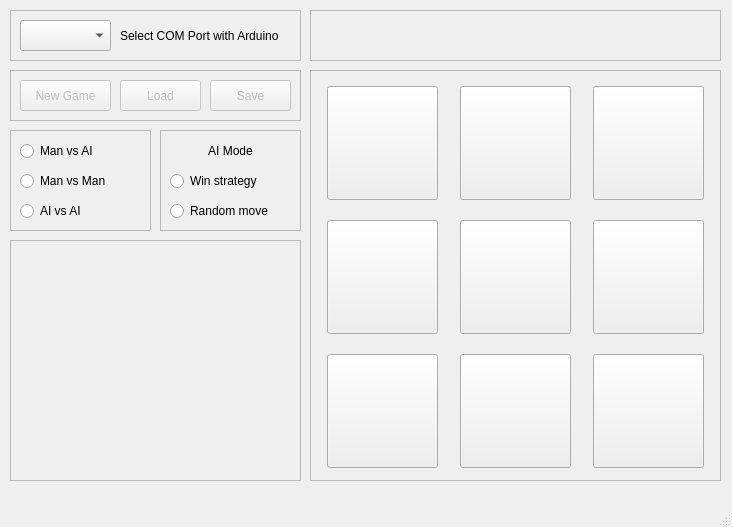
The window that src/win/Client_Lab_3/mainwindow.ui (ZDAVanO/csad2425ki410ivaniukoo07) describes before a commit, drawn with Qt 5.
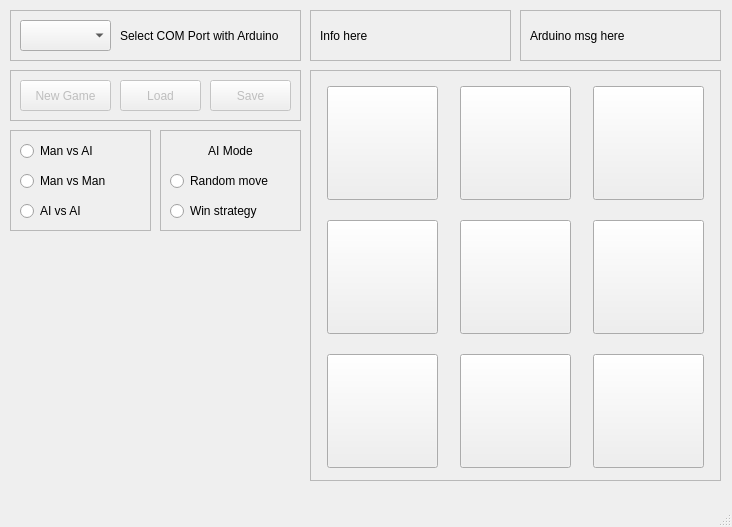
The same window after the commit. Icons and pictures are not drawn.

```diff
--- a/src/win/Client_Lab_3/mainwindow.ui
+++ b/src/win/Client_Lab_3/mainwindow.ui
@@ -137,7 +137,7 @@
      <rect>
       <x>310</x>
       <y>10</y>
-      <width>411</width>
+      <width>201</width>
       <height>51</height>
      </rect>
     </property>
@@ -147,6 +147,19 @@
     <property name="frameShadow">
      <enum>QFrame::Shadow::Raised</enum>
     </property>
+    <widget class="QLabel" name="label_pc_msg">
+     <property name="geometry">
+      <rect>
+       <x>10</x>
+       <y>10</y>
+       <width>181</width>
+       <height>31</height>
+      </rect>
+     </property>
+     <property name="text">
+      <string>Info here</string>
+     </property>
+    </widget>
    </widget>
    <widget class="QFrame" name="frame_game_modes">
     <property name="enabled">
@@ -424,22 +437,6 @@
      </property>
     </widget>
    </widget>
-   <widget class="QFrame" name="frame">
-    <property name="geometry">
-     <rect>
-      <x>10</x>
-      <y>240</y>
-      <width>291</width>
-      <height>241</height>
-     </rect>
-    </property>
-    <property name="frameShape">
-     <enum>QFrame::Shape::StyledPanel</enum>
-    </property>
-    <property name="frameShadow">
-     <enum>QFrame::Shadow::Raised</enum>
-    </property>
-   </widget>
    <widget class="QFrame" name="frame_ai_modes">
     <property name="enabled">
      <bool>true</bool>
@@ -462,7 +459,7 @@
      <property name="geometry">
       <rect>
        <x>10</x>
-       <y>40</y>
+       <y>70</y>
        <width>121</width>
        <height>22</height>
       </rect>
@@ -478,7 +475,7 @@
      <property name="geometry">
       <rect>
        <x>10</x>
-       <y>70</y>
+       <y>40</y>
        <width>121</width>
        <height>22</height>
       </rect>
@@ -516,6 +513,38 @@
      </property>
     </widget>
    </widget>
+   <widget class="QFrame" name="frame_2">
+    <property name="geometry">
+     <rect>
+      <x>520</x>
+      <y>10</y>
+      <width>201</width>
+      <height>51</height>
+     </rect>
+    </property>
+    <property name="autoFillBackground">
+     <bool>false</bool>
+    </property>
+    <property name="frameShape">
+     <enum>QFrame::Shape::StyledPanel</enum>
+    </property>
+    <property name="frameShadow">
+     <enum>QFrame::Shadow::Raised</enum>
+    </property>
+    <widget class="QLabel" name="label_arduino_msg">
+     <property name="geometry">
+      <rect>
+       <x>10</x>
+       <y>10</y>
+       <width>171</width>
+       <height>31</height>
+      </rect>
+     </property>
+     <property name="text">
+      <string>Arduino msg here</string>
+     </property>
+    </widget>
+   </widget>
   </widget>
   <widget class="QMenuBar" name="menubar">
    <property name="geometry">
```
